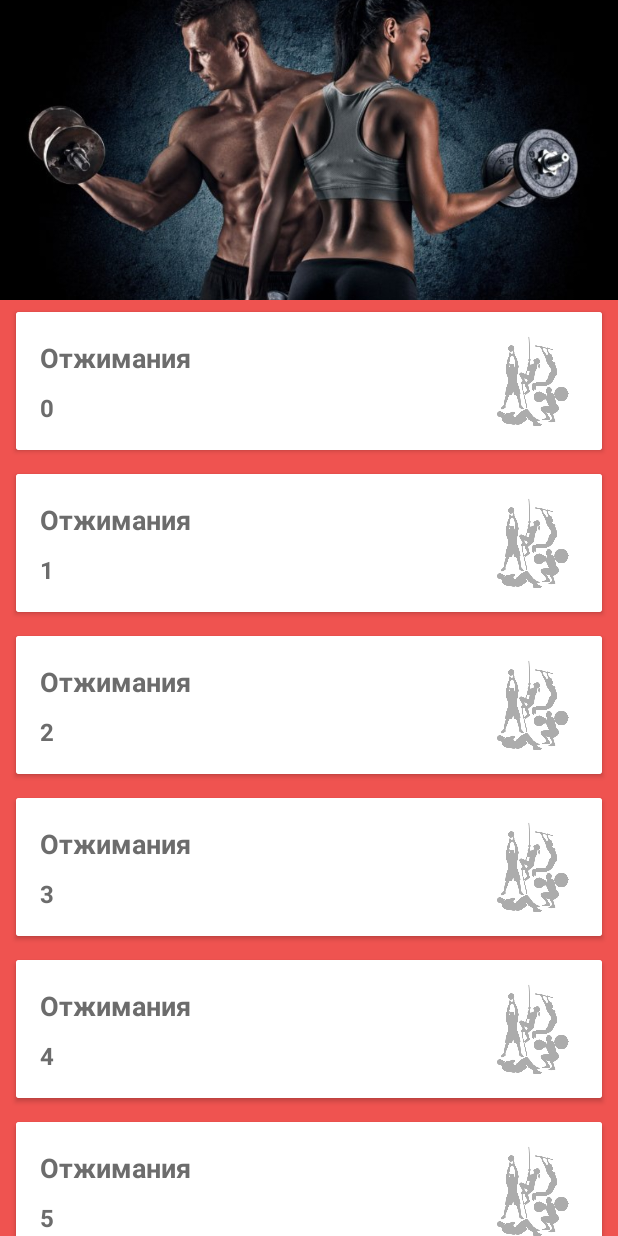
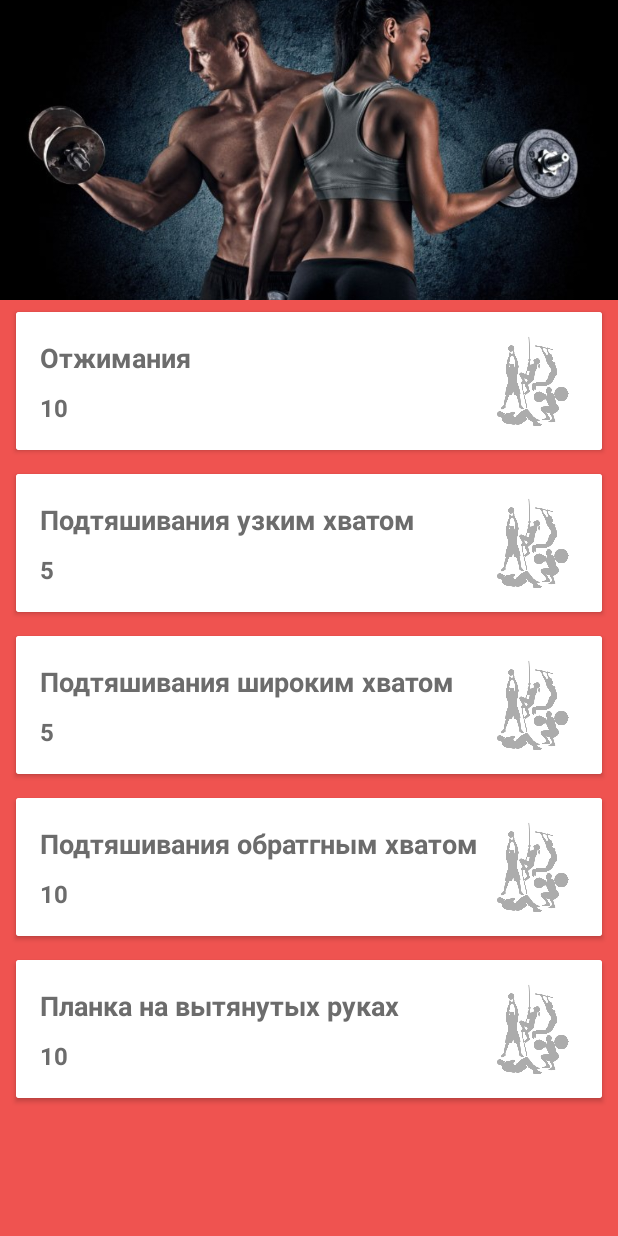
Before and after one commit to LaneBoyy/SportApp, an Android app: the ChooseTypeActivity screen opened directly, with no data from a screen before it, after a tap on "Arms", on a phone screen of 412 x 824 dp. Run offline under Robolectric (Android 15) with nearby library versions, the phone set to English and light mode, and no system bars.

Commit message:
Finish RV with types

```diff
--- a/app/src/main/java/ru/michaeldzuba/sportapp/ArmsActivity.kt
+++ /dev/null
@@ -1,52 +0,0 @@
-package ru.michaeldzuba.sportapp
-
-import android.content.Intent
-import androidx.appcompat.app.AppCompatActivity
-import android.os.Bundle
-import android.view.WindowManager
-import androidx.lifecycle.ViewModelProvider
-import androidx.recyclerview.widget.RecyclerView
-
-class ArmsActivity : AppCompatActivity() {
-
-    private lateinit var viewModel: MainViewModel
-    private lateinit var exerciseListAdapter: ExerciseListAdapter
-
-    override fun onCreate(savedInstanceState: Bundle?) {
-        super.onCreate(savedInstanceState)
-        setContentView(R.layout.activity_arms)
-
-
-
-        setupRecyclerView()
-        viewModel = ViewModelProvider(this)[MainViewModel::class.java]
-        viewModel.exerciseList.observe(this) {
-            exerciseListAdapter.submitList(it)
-        }
-    }
-
-    private fun setupRecyclerView() {
-        val rvExerciseList = findViewById<RecyclerView>(R.id.rv)
-        with(rvExerciseList) {
-            exerciseListAdapter = ExerciseListAdapter()
-            adapter = exerciseListAdapter
-            recycledViewPool.setMaxRecycledViews(
-                ExerciseListAdapter.VIEW_TYPE_EXERCISE,
-                ExerciseListAdapter.MAX_POOL_SIZE
-            )
-            recycledViewPool.setMaxRecycledViews(
-                ExerciseListAdapter.VIEW_TYPE_IMAGE,
-                ExerciseListAdapter.MAX_POOL_SIZE
-            )
-
-            setupClickListener()
-        }
-    }
-
-    private fun setupClickListener() {
-        exerciseListAdapter.onExerciseItemClickListener = {
-                val intent = Intent(this, ExerciseItemActivity::class.java)
-                startActivity(intent)
-        }
-    }
-}
--- a/app/src/main/java/ru/michaeldzuba/sportapp/ExerciseItem.kt
+++ b/app/src/main/java/ru/michaeldzuba/sportapp/ExerciseItem.kt
@@ -5,8 +5,11 @@ data class ExerciseItem(
     val count: Int,
     var id: Int = UNDEFINED_ID
 ) {
-
     companion object {
-        const val UNDEFINED_ID = 1
+        const val UNDEFINED_ID = -1
+        const val ARMS_EX_KEY = "ARMS_EX"
+        const val PRESS_EX_KEY = "PRESS_EX"
+        const val LEGS_EX_KEY = "LEGS_EX"
+        const val BACK_EX_KEY = "BACK_EX"
     }
 }
--- a/app/src/main/java/ru/michaeldzuba/sportapp/ExerciseListAdapter.kt
+++ b/app/src/main/java/ru/michaeldzuba/sportapp/ExerciseListAdapter.kt
@@ -12,7 +12,7 @@ class ExerciseListAdapter :
     override fun onCreateViewHolder(parent: ViewGroup, viewType: Int): ExerciseItemViewHolder {
         val layout = when (viewType) {
             VIEW_TYPE_IMAGE -> R.layout.first_card_on_rv
-            VIEW_TYPE_EXERCISE -> R.layout.exercis_item_for_rv
+            VIEW_TYPE_EXERCISE -> R.layout.exercise_item_for_rv
             else -> throw RuntimeException("Unknown view type: $viewType")
         }
         val view = LayoutInflater.from(parent.context).inflate(layout, parent, false)
--- a/app/src/main/java/ru/michaeldzuba/sportapp/ExerciseListRepositoryImpl.kt
+++ b/app/src/main/java/ru/michaeldzuba/sportapp/ExerciseListRepositoryImpl.kt
@@ -10,28 +10,6 @@ object ExerciseListRepositoryImpl : ExerciseListRepository {
     private val exerciseList = sortedSetOf<ExerciseItem>({ p0, p1 -> p0.id.compareTo(p1.id) })
 
     private var autoIncrementId = 0
-
-    init {
-
-        val item0 = ExerciseItem("", 1)
-
-//        val item1 = ExerciseItem("Отжимания", 15)
-//        val item2 = ExerciseItem("Отжимания", 15)
-//        val item3 = ExerciseItem("Отжимания", 15)
-//        val item4 = ExerciseItem("Отжимания", 15)
-//        val item5 = ExerciseItem("Отжимания", 15)
-//        val item6 = ExerciseItem("Отжимания", 15)
-//        val item7 = ExerciseItem("Отжимания", 15)
-//        val item8 = ExerciseItem("Отжимания", 15)
-//        val item9 = ExerciseItem("Отжимания", 15)
-
-        addExerciseItem(item0)
-
-        for (i in 0 until 10) {
-            val item = ExerciseItem("Отжимания", i)
-            addExerciseItem(item)
-        }
-    }
 
     override fun addExerciseItem(exerciseItem: ExerciseItem) {
         if (exerciseItem.id == ExerciseItem.UNDEFINED_ID) {
--- a/app/src/main/java/ru/michaeldzuba/sportapp/ChooseTypeActivity.kt
+++ b/app/src/main/java/ru/michaeldzuba/sportapp/activities/ChooseTypeActivity.kt
@@ -1,22 +1,16 @@
-package ru.michaeldzuba.sportapp
+package ru.michaeldzuba.sportapp.activities
 
 import android.content.Intent
 import androidx.appcompat.app.AppCompatActivity
 import android.os.Bundle
-import android.view.Window
-import android.view.WindowManager
+import android.widget.TextView
 import androidx.cardview.widget.CardView
+import ru.michaeldzuba.sportapp.R
 
 class ChooseTypeActivity : AppCompatActivity() {
     override fun onCreate(savedInstanceState: Bundle?) {
         super.onCreate(savedInstanceState)
         setContentView(R.layout.activity_choose_type)
-
-//        val w = window
-//        w.setFlags(
-//            WindowManager.LayoutParams.FLAG_LAYOUT_NO_LIMITS,
-//            WindowManager.LayoutParams.FLAG_LAYOUT_NO_LIMITS
-//        )
 
         setClicks()
     }
@@ -30,28 +24,32 @@ class ChooseTypeActivity : AppCompatActivity() {
 
     private fun clickOnArms(){
         findViewById<CardView>(R.id.cvArms).setOnClickListener {
-            val intent = Intent(this, ArmsActivity::class.java)
+            val intent = Intent(this, ExercisesActivity::class.java)
+            intent.putExtra("EX", findViewById<TextView>(R.id.tvArms).text)
             startActivity(intent)
         }
     }
 
     private fun clickOnPress(){
         findViewById<CardView>(R.id.cvPress).setOnClickListener {
-            val intent = Intent(this, ArmsActivity::class.java)
+            val intent = Intent(this, ExercisesActivity::class.java)
+            intent.putExtra("EX", findViewById<TextView>(R.id.tvPress).text)
             startActivity(intent)
         }
     }
 
     private fun clickOnLegs(){
         findViewById<CardView>(R.id.cvLegs).setOnClickListener {
-            val intent = Intent(this, ArmsActivity::class.java)
+            val intent = Intent(this, ExercisesActivity::class.java)
+            intent.putExtra("EX", findViewById<TextView>(R.id.tvLegs).text)
             startActivity(intent)
         }
     }
 
     private fun clickOnBack(){
         findViewById<CardView>(R.id.cvBack).setOnClickListener {
-            val intent = Intent(this, ArmsActivity::class.java)
+            val intent = Intent(this, ExercisesActivity::class.java)
+            intent.putExtra("EX", findViewById<TextView>(R.id.tvBack).text)
             startActivity(intent)
         }
     }
--- /dev/null
+++ b/app/src/main/java/ru/michaeldzuba/sportapp/activities/ExercisesActivity.kt
@@ -0,0 +1,97 @@
+package ru.michaeldzuba.sportapp.activities
+
+import android.content.Intent
+import androidx.appcompat.app.AppCompatActivity
+import android.os.Bundle
+import android.widget.TextView
+import android.widget.Toast
+import androidx.lifecycle.LiveData
+import androidx.recyclerview.widget.RecyclerView
+import ru.michaeldzuba.sportapp.*
+
+class ExercisesActivity : AppCompatActivity() {
+
+    private lateinit var exerciseListAdapter: ExerciseListAdapter
+    private lateinit var exerciseItem: LiveData<ExerciseItem>
+
+    override fun onCreate(savedInstanceState: Bundle?) {
+        super.onCreate(savedInstanceState)
+        setContentView(R.layout.activity_exersices)
+
+        val armsEx: List<ExerciseItem> = listOf(
+            ExerciseItem("", 1),
+            ExerciseItem("Отжимания", 10),
+            ExerciseItem("Подтяшивания узким хватом", 5),
+            ExerciseItem("Подтяшивания широким хватом", 5),
+            ExerciseItem("Подтяшивания обратгным хватом", 10),
+            ExerciseItem("Планка на вытянутых руках", 10)
+        )
+
+        val legsEx: List<ExerciseItem> = listOf(
+            ExerciseItem("", 1),
+            ExerciseItem("Приседания", 25),
+            ExerciseItem("Приседания с гантелями", 15)
+        )
+
+        val pressEx: List<ExerciseItem> = listOf(
+            ExerciseItem("", 1),
+            ExerciseItem("Планка", 60),
+            ExerciseItem("Поднятие туловища", 30),
+            ExerciseItem("Качаем пресс", 60),
+            ExerciseItem("Качай сука пресс", 10)
+        )
+
+        val backEx: List<ExerciseItem> = listOf(
+            ExerciseItem("", 1),
+            ExerciseItem("Один - два раза", 60),
+            ExerciseItem("Вот это", 30),
+            ExerciseItem("Упраждение делаешь", 5),
+            ExerciseItem("И спина болеть не будет", 5)
+        )
+
+        val hashMap: HashMap<String, List<ExerciseItem>> = hashMapOf(
+            ExerciseItem.ARMS_EX_KEY to armsEx,
+            ExerciseItem.PRESS_EX_KEY to pressEx,
+            ExerciseItem.LEGS_EX_KEY to legsEx,
+            ExerciseItem.BACK_EX_KEY to backEx
+        )
+
+        val exerciseList: List<ExerciseItem> = when (intent.getStringExtra("EX")) {
+            "Arms" -> hashMap.getValue(ExerciseItem.ARMS_EX_KEY)
+            "Press" -> hashMap.getValue(ExerciseItem.PRESS_EX_KEY)
+            "Legs" -> hashMap.getValue(ExerciseItem.LEGS_EX_KEY)
+            "Back" -> hashMap.getValue(ExerciseItem.BACK_EX_KEY)
+            else -> {
+                listOf()
+            }
+        }
+
+        setupRecyclerView()
+        exerciseListAdapter.submitList(exerciseList)
+
+    }
+
+    private fun setupRecyclerView() {
+        val rvExerciseList = findViewById<RecyclerView>(R.id.rv)
+        with(rvExerciseList) {
+            exerciseListAdapter = ExerciseListAdapter()
+            adapter = exerciseListAdapter
+            recycledViewPool.setMaxRecycledViews(
+                ExerciseListAdapter.VIEW_TYPE_EXERCISE,
+                ExerciseListAdapter.MAX_POOL_SIZE
+            )
+            recycledViewPool.setMaxRecycledViews(
+                ExerciseListAdapter.VIEW_TYPE_IMAGE,
+                ExerciseListAdapter.MAX_POOL_SIZE
+            )
+            setupClickListener()
+        }
+    }
+
+    private fun setupClickListener() {
+        exerciseListAdapter.onExerciseItemClickListener = {
+                val intent = Intent(this, ExerciseItemActivity::class.java)
+                startActivity(intent)
+        }
+    }
+}
--- a/app/src/main/java/ru/michaeldzuba/sportapp/SplashScreen.kt
+++ b/app/src/main/java/ru/michaeldzuba/sportapp/activities/SplashScreen.kt
@@ -1,4 +1,4 @@
-package ru.michaeldzuba.sportapp
+package ru.michaeldzuba.sportapp.activities
 
 import android.content.Intent
 import android.os.Bundle
--- a/app/src/main/java/ru/michaeldzuba/sportapp/TutorialScreenActivity.kt
+++ b/app/src/main/java/ru/michaeldzuba/sportapp/activities/TutorialScreenActivity.kt
@@ -1,9 +1,10 @@
- package ru.michaeldzuba.sportapp
+ package ru.michaeldzuba.sportapp.activities
 
 import android.content.Intent
 import androidx.appcompat.app.AppCompatActivity
 import android.os.Bundle
 import androidx.appcompat.widget.AppCompatButton
+import ru.michaeldzuba.sportapp.R
 
  class TutorialScreenActivity : AppCompatActivity() {
     override fun onCreate(savedInstanceState: Bundle?) {
--- a/app/src/main/res/layout/activity_choose_type.xml
+++ b/app/src/main/res/layout/activity_choose_type.xml
@@ -5,7 +5,7 @@
     android:layout_width="match_parent"
     android:layout_height="match_parent"
     android:background="@color/red"
-    tools:context=".ChooseTypeActivity">
+    tools:context=".activities.ChooseTypeActivity">
 
     <ImageView
         android:id="@+id/iv"
@@ -38,6 +38,7 @@
             app:cardCornerRadius="20dp">
 
             <TextView
+                android:id="@+id/tvArms"
                 android:layout_width="wrap_content"
                 android:layout_height="wrap_content"
                 android:text="Arms"
@@ -55,6 +56,7 @@
             app:cardCornerRadius="20dp">
 
             <TextView
+                android:id="@+id/tvPress"
                 android:layout_width="wrap_content"
                 android:layout_height="wrap_content"
                 android:text="Press"
@@ -84,6 +86,7 @@
             app:cardCornerRadius="20dp">
 
             <TextView
+                android:id="@+id/tvLegs"
                 android:layout_width="wrap_content"
                 android:layout_height="wrap_content"
                 android:text="Legs"
@@ -102,6 +105,7 @@
             app:cardCornerRadius="20dp">
 
             <TextView
+                android:id="@+id/tvBack"
                 android:layout_width="wrap_content"
                 android:layout_height="wrap_content"
                 android:text="Back"
--- a/app/src/main/res/layout/activity_arms.xml
+++ b/app/src/main/res/layout/activity_exersices.xml
@@ -5,7 +5,7 @@
     android:layout_width="match_parent"
     android:layout_height="match_parent"
     android:background="@color/red"
-    tools:context=".ArmsActivity">
+    tools:context=".activities.ExercisesActivity">
 
     <androidx.recyclerview.widget.RecyclerView
         android:id="@+id/rv"
@@ -15,7 +15,7 @@
         app:layout_constraintBottom_toBottomOf="parent"
         app:layout_constraintEnd_toEndOf="parent"
         app:layout_constraintStart_toStartOf="parent"
-        tools:listitem="@layout/exercis_item_for_rv"
+        tools:listitem="@layout/exercise_item_for_rv"
         app:layout_constraintTop_toTopOf="parent" />
 
 </androidx.constraintlayout.widget.ConstraintLayout>
--- a/app/src/main/res/layout/activity_tutorial_screen.xml
+++ b/app/src/main/res/layout/activity_tutorial_screen.xml
@@ -5,7 +5,7 @@
     android:layout_width="match_parent"
     android:layout_height="match_parent"
     android:background="@color/red"
-    tools:context=".TutorialScreenActivity">
+    tools:context=".activities.TutorialScreenActivity">
 
     <LinearLayout
         android:layout_width="match_parent"
```
Also changed, not shown: app/src/main/AndroidManifest.xml (+4 -4 lines), app/src/main/res/layout/exercise_item_for_rv.xml (renamed from app/src/main/res/layout/exercis_item_for_rv.xml).
